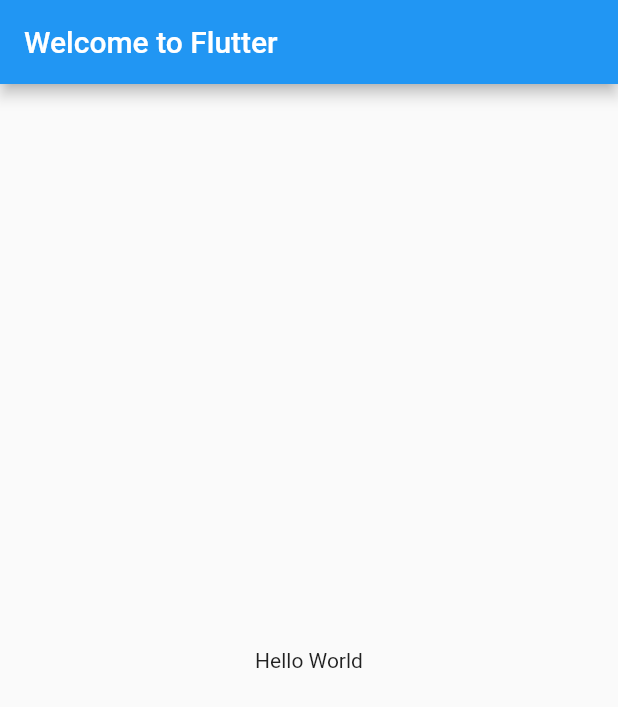
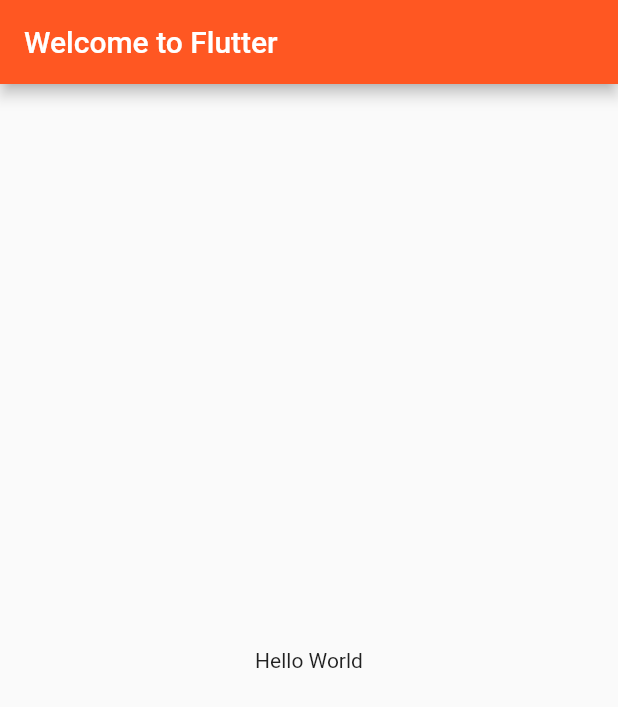
Before and after one commit to tmengesh/Flutter, a Flutter app: the screen it shows after launch, on a phone screen of 412 x 824 dp. Shown: the top 707 px of the screen. Run offline on Flutter 3.47's test engine with Material 2 defaults, Android fonts, the phone set to English and light mode, and no system bars.

Commit message:
Update main.dart

```diff
--- a/hello_world/lib/main.dart
+++ b/hello_world/lib/main.dart
@@ -6,6 +6,10 @@ class MyApp extends StatelessWidget {
   @override
   Widget build(BuildContext context) {
     return MaterialApp(
+      theme: ThemeData(
+          brightness: Brightness.light,
+          primarySwatch: Colors.deepOrange,
+          accentColor: Colors.deepPurple),
       title: 'Welcome to Flutter',
       home: Scaffold(
         appBar: AppBar(
```
